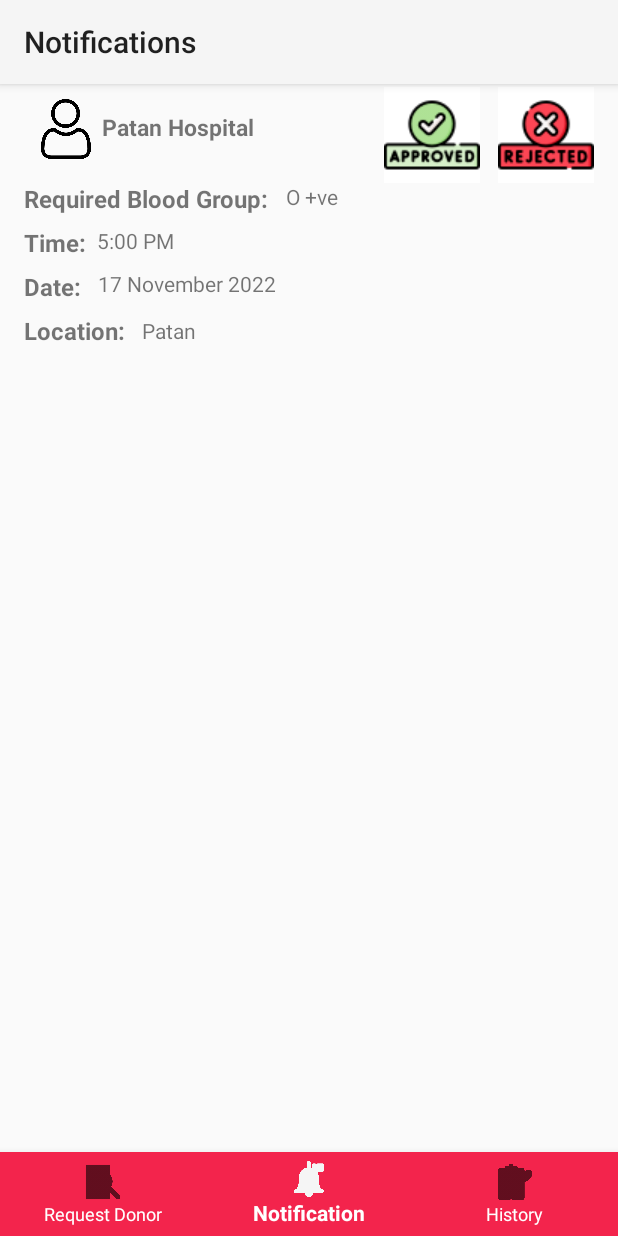
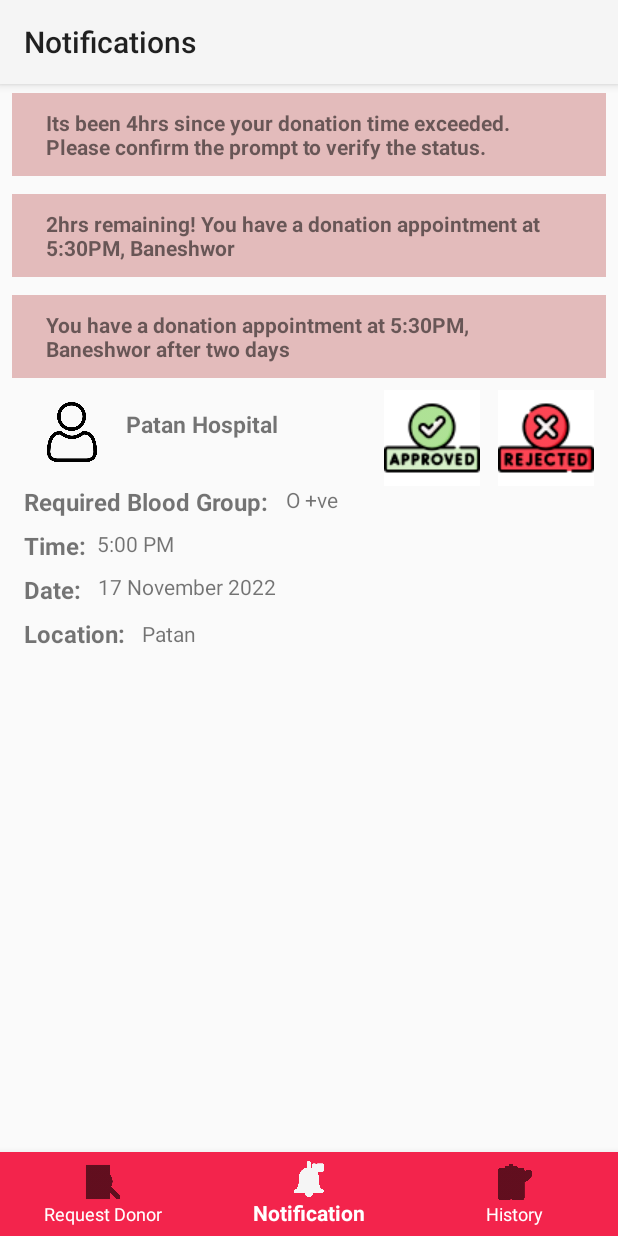
Before and after one commit to Subriti/Hackathon, an Android app: the NotificationFragment screen opened through its navigation route, on a phone screen of 412 x 824 dp. Run offline under Robolectric (Android 15) with nearby library versions, the phone set to English and light mode, and no system bars; our stand-ins replace navigation-ui.

Commit message:
Notifications

```diff
--- a/app/src/main/java/com/example/hackathon/MainActivity.kt
+++ b/app/src/main/java/com/example/hackathon/MainActivity.kt
@@ -21,6 +21,7 @@ class MainActivity : AppCompatActivity(), AdapterView.OnItemSelectedListener {
         val appName = findViewById<TextView>(R.id.app_name)
         val login_btn = findViewById<Button>(R.id.login_btn)
         val loginUserBtn= findViewById<TextView>(R.id.login_user_btn)
+        val loginOrgBtn= findViewById<TextView>(R.id.login_org_btn)
 
         val phone = findViewById<EditText>(R.id.phone_field)
         val password = findViewById<EditText>(R.id.pass_field)
@@ -45,10 +46,23 @@ class MainActivity : AppCompatActivity(), AdapterView.OnItemSelectedListener {
 
         phone.visibility=View.GONE
         spinner.visibility=View.VISIBLE
+        loginOrgBtn.visibility=View.GONE
+        loginUserBtn.visibility=View.VISIBLE
 
         loginUserBtn.setOnClickListener {
             spinner.visibility = View.GONE
             phone.visibility=View.VISIBLE
+
+            loginOrgBtn.visibility=View.VISIBLE
+            loginUserBtn.visibility=View.GONE
+        }
+
+        loginOrgBtn.setOnClickListener {
+            spinner.visibility = View.VISIBLE
+            phone.visibility=View.GONE
+
+            loginOrgBtn.visibility=View.GONE
+            loginUserBtn.visibility=View.VISIBLE
         }
 
         register_btn.setOnClickListener {
--- a/app/src/main/res/layout/activity_main.xml
+++ b/app/src/main/res/layout/activity_main.xml
@@ -115,6 +115,20 @@
             app:layout_constraintStart_toStartOf="parent"
             app:layout_constraintTop_toBottomOf="@+id/registerText" />
 
+        <TextView
+            android:id="@+id/login_org_btn"
+            android:layout_width="wrap_content"
+            android:layout_height="wrap_content"
+            android:layout_marginTop="8dp"
+            android:text="Login as Organization"
+            android:textColor="#B1043F"
+            android:textSize="14sp"
+            android:textStyle="bold"
+            app:layout_constraintEnd_toEndOf="parent"
+            app:layout_constraintHorizontal_bias="0.498"
+            app:layout_constraintStart_toStartOf="parent"
+            app:layout_constraintTop_toBottomOf="@+id/registerText" />
+
         <Spinner
             android:id="@+id/bloodBank_name"
             android:layout_width="wrap_content"
--- a/app/src/main/res/layout/fragment_notifications.xml
+++ b/app/src/main/res/layout/fragment_notifications.xml
@@ -4,8 +4,7 @@
     xmlns:tools="http://schemas.android.com/tools"
     android:id="@+id/frameLayout"
     android:layout_width="match_parent"
-    android:layout_height="match_parent"
-    tools:context=".fragment_notifications" >
+    android:layout_height="match_parent" >
 
     <TextView
         android:id="@+id/textView10"
@@ -54,7 +53,7 @@
         app:layout_constraintEnd_toEndOf="parent"
         app:layout_constraintHorizontal_bias="0.914"
         app:layout_constraintStart_toEndOf="@+id/textView19"
-        app:layout_constraintTop_toTopOf="parent" />
+        app:layout_constraintTop_toBottomOf="@+id/constraintLayout3" />
 
     <ImageButton
         android:id="@+id/imageButton8"
@@ -84,23 +83,23 @@
         android:id="@+id/imageView2"
         android:layout_width="40dp"
         android:layout_height="40dp"
-        android:layout_marginStart="24dp"
+        android:layout_marginStart="28dp"
         android:layout_marginTop="16dp"
         android:src="@drawable/user"
         app:layout_constraintStart_toStartOf="parent"
-        app:layout_constraintTop_toTopOf="parent" />
+        app:layout_constraintTop_toBottomOf="@+id/constraintLayout3" />
 
     <TextView
         android:id="@+id/textView14"
         android:layout_width="wrap_content"
         android:layout_height="wrap_content"
-        android:layout_marginStart="4dp"
-        android:layout_marginTop="24dp"
+        android:layout_marginStart="16dp"
+        android:layout_marginTop="20dp"
         android:text="Patan Hospital"
         android:textSize="15sp"
         android:textStyle="bold"
         app:layout_constraintStart_toEndOf="@+id/imageView2"
-        app:layout_constraintTop_toTopOf="parent" />
+        app:layout_constraintTop_toBottomOf="@+id/constraintLayout3" />
 
     <TextView
         android:id="@+id/textView16"
@@ -141,4 +140,96 @@
         app:layout_constraintStart_toEndOf="@+id/textView11"
         app:layout_constraintTop_toBottomOf="@+id/textView10" />
 
+
+    <androidx.constraintlayout.widget.ConstraintLayout
+        android:id="@+id/constraintLayout5"
+        android:layout_width="0dp"
+        android:layout_height="wrap_content"
+        android:layout_marginStart="8dp"
+        android:layout_marginTop="12dp"
+        android:layout_marginEnd="8dp"
+        android:background="#E3BBBB"
+        app:layout_constraintEnd_toEndOf="parent"
+        app:layout_constraintHorizontal_bias="0.0"
+        app:layout_constraintStart_toStartOf="parent"
+        app:layout_constraintTop_toTopOf="parent">
+
+        <TextView
+            android:id="@+id/textView76"
+            android:layout_width="350dp"
+            android:layout_height="wrap_content"
+            android:layout_marginTop="10dp"
+            android:layout_marginBottom="10dp"
+            android:text="Its been 4hrs since your donation time exceeded. Please confirm the prompt to verify the status."
+            android:textStyle="bold"
+            app:layout_constraintBottom_toBottomOf="parent"
+            app:layout_constraintEnd_toEndOf="parent"
+            app:layout_constraintHorizontal_bias="0.491"
+            app:layout_constraintStart_toStartOf="parent"
+            app:layout_constraintTop_toTopOf="parent"
+            app:layout_constraintVertical_bias="0.0" />
+
+    </androidx.constraintlayout.widget.ConstraintLayout>
+
+
+    <androidx.constraintlayout.widget.ConstraintLayout
+        android:id="@+id/constraintLayout3"
+        android:layout_width="0dp"
+        android:layout_height="wrap_content"
+        android:layout_marginStart="8dp"
+        android:layout_marginTop="12dp"
+        android:layout_marginEnd="8dp"
+        android:background="#E3BBBB"
+        app:layout_constraintEnd_toEndOf="parent"
+        app:layout_constraintHorizontal_bias="0.0"
+        app:layout_constraintStart_toStartOf="parent"
+        app:layout_constraintTop_toBottomOf="@+id/constraintLayout4">
+
+        <TextView
+            android:id="@+id/textView74"
+            android:layout_width="350dp"
+            android:layout_height="wrap_content"
+            android:layout_marginTop="10dp"
+            android:layout_marginBottom="10dp"
+            android:text="You have a donation appointment at 5:30PM, Baneshwor after two days"
+            android:textStyle="bold"
+            app:layout_constraintBottom_toBottomOf="parent"
+            app:layout_constraintEnd_toEndOf="parent"
+            app:layout_constraintHorizontal_bias="0.491"
+            app:layout_constraintStart_toStartOf="parent"
+            app:layout_constraintTop_toTopOf="parent"
+            app:layout_constraintVertical_bias="0.0" />
+
+    </androidx.constraintlayout.widget.ConstraintLayout>
+
+    <androidx.constraintlayout.widget.ConstraintLayout
+        android:id="@+id/constraintLayout4"
+        android:layout_width="0dp"
+        android:layout_height="wrap_content"
+        android:layout_marginStart="8dp"
+        android:layout_marginTop="12dp"
+        android:layout_marginEnd="8dp"
+        android:background="#E3BBBB"
+        app:layout_constraintEnd_toEndOf="parent"
+        app:layout_constraintHorizontal_bias="0.0"
+        app:layout_constraintStart_toStartOf="parent"
+        app:layout_constraintTop_toBottomOf="@+id/constraintLayout5">
+
+        <TextView
+            android:id="@+id/textView75"
+            android:layout_width="350dp"
+            android:layout_height="wrap_content"
+            android:layout_marginTop="10dp"
+            android:layout_marginBottom="10dp"
+            android:text="2hrs remaining! You have a donation appointment at 5:30PM, Baneshwor "
+            android:textStyle="bold"
+            app:layout_constraintBottom_toBottomOf="parent"
+            app:layout_constraintEnd_toEndOf="parent"
+            app:layout_constraintHorizontal_bias="0.491"
+            app:layout_constraintStart_toStartOf="parent"
+            app:layout_constraintTop_toTopOf="parent"
+            app:layout_constraintVertical_bias="0.0" />
+
+    </androidx.constraintlayout.widget.ConstraintLayout>
+
 </androidx.constraintlayout.widget.ConstraintLayout>
```
